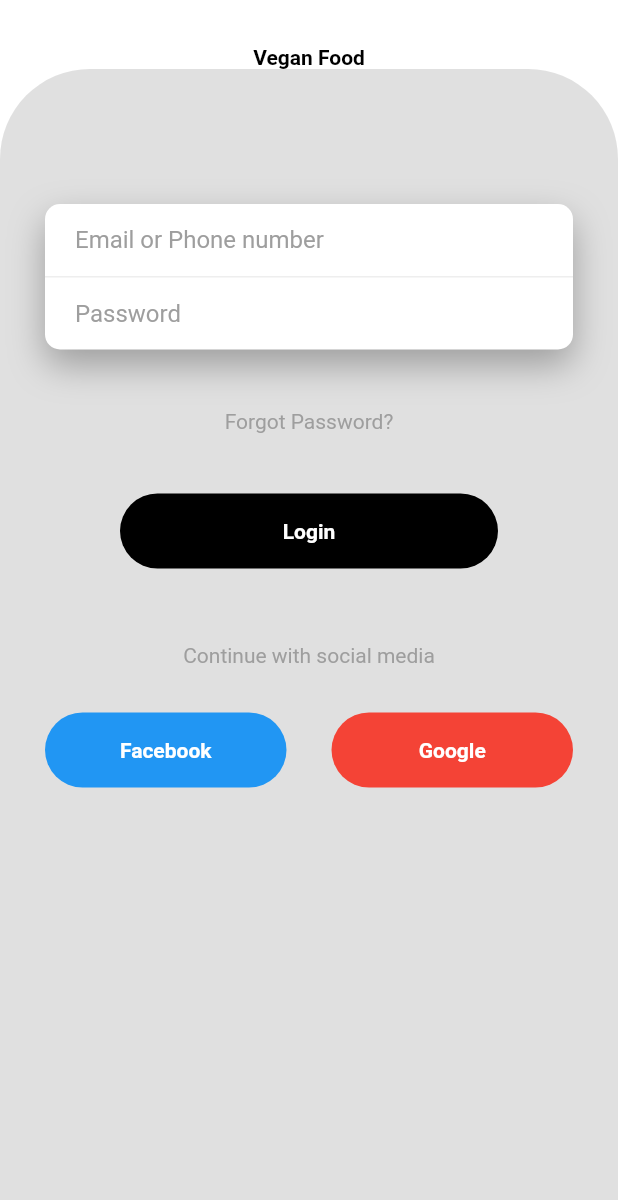
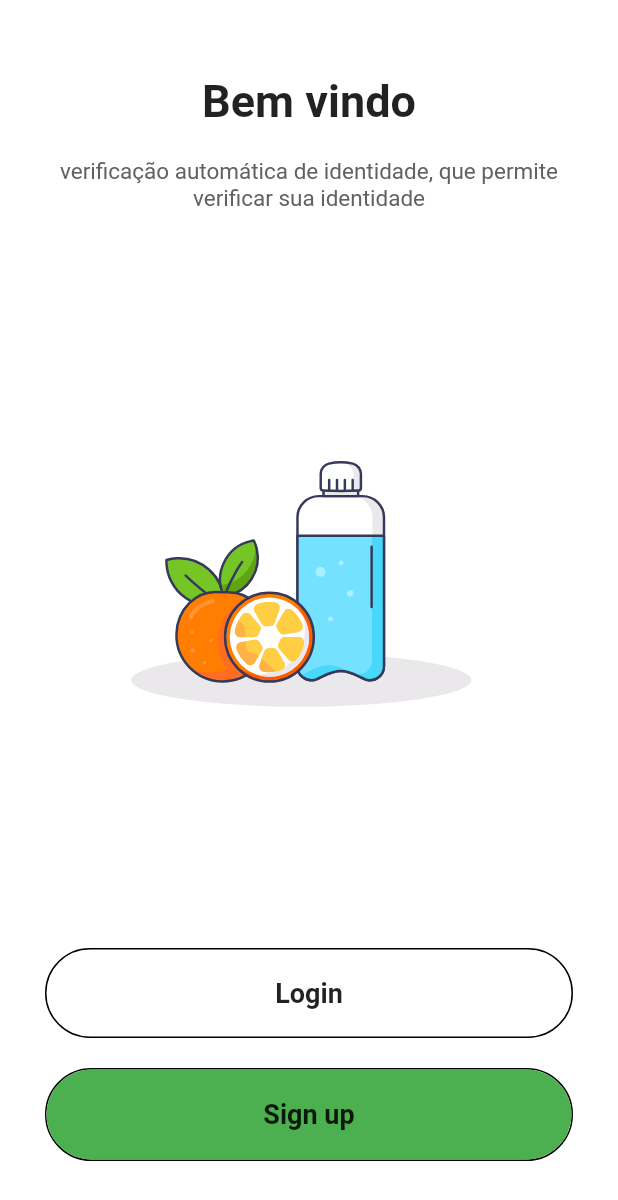
Before and after one commit to renankanu/vegan-food, a Flutter app: the screen it shows after launch, on a phone screen of 412 x 824 dp. Shown: the top 1200 px of the screen. Run offline on Flutter 3.47's test engine with Material 2 defaults, Android fonts, the phone set to English and light mode, and no system bars; our stand-ins replace flutter_svg.

Commit message:
Refactor Login Screen

```diff
--- a/lib/screens/login/login.dart
+++ b/lib/screens/login/login.dart
@@ -1,5 +1,6 @@
 import 'package:flutter/material.dart';
 import 'package:flutter/services.dart';
+import 'package:flutter_svg/svg.dart';
 
 class Login extends StatelessWidget {
   @override
@@ -8,137 +9,71 @@ class Login extends StatelessWidget {
         SystemUiOverlayStyle.dark.copyWith(statusBarColor: Colors.transparent));
     return Scaffold(
       backgroundColor: Colors.white,
-      body: Container(
+      body: SafeArea(
+        child: Container(
+          width: double.infinity,
+          height: MediaQuery.of(context).size.height,
+          padding: EdgeInsets.symmetric(horizontal: 30, vertical: 50),
           child: Column(
+            mainAxisAlignment: MainAxisAlignment.spaceBetween,
+            crossAxisAlignment: CrossAxisAlignment.center,
             children: <Widget>[
-          SizedBox(height: 30),
+              Column(
+                children: <Widget>[
                   Text(
-            "Vegan Food",
-            style: TextStyle(color: Colors.black, fontWeight: FontWeight.bold),
+                    "Bem vindo",
+                    style: TextStyle(fontWeight: FontWeight.bold, fontSize: 30),
                   ),
-          Expanded(
-            child: Container(
-              decoration: BoxDecoration(
-                  color: Colors.black12,
-                  borderRadius: BorderRadius.only(
-                      topLeft: Radius.circular(60),
-                      topRight: Radius.circular(60))),
-              child: SingleChildScrollView(
-                child: Padding(
-                  padding: EdgeInsets.all(30),
-                  child: Column(
-                    children: <Widget>[
                   SizedBox(
-                        height: 60,
+                    height: 20,
+                  ),
+                  Text(
+                    "verificação automática de identidade, que permite verificar sua identidade",
+                    textAlign: TextAlign.center,
+                    style: TextStyle(color: Colors.grey[700], fontSize: 15),
+                  ),
+                ],
               ),
               Container(
-                        decoration: BoxDecoration(
-                            color: Colors.white,
-                            borderRadius: BorderRadius.circular(10),
-                            boxShadow: [
-                              BoxShadow(
-                                  color: Color.fromRGBO(0, 0, 0, .3),
-                                  blurRadius: 20,
-                                  offset: Offset(0, 10))
-                            ]),
-                        child: Column(
+                height: MediaQuery.of(context).size.height / 3,
+                child: SvgPicture.asset('assets/healthy.svg'),
+              ),
+              Column(
                 children: <Widget>[
-                            Container(
-                              padding: EdgeInsets.only(left: 20),
-                              decoration: BoxDecoration(
-                                  border: Border(
-                                      bottom:
-                                          BorderSide(color: Colors.grey[200]))),
-                              child: TextField(
-                                keyboardType: TextInputType.emailAddress,
-                                decoration: InputDecoration(
-                                    hintText: "Email or Phone number",
-                                    hintStyle: TextStyle(color: Colors.grey),
-                                    border: InputBorder.none),
+                  MaterialButton(
+                    minWidth: double.infinity,
+                    height: 60,
+                    onPressed: () {},
+                    shape: RoundedRectangleBorder(
+                        side: BorderSide(color: Colors.black),
+                        borderRadius: BorderRadius.circular(50)),
+                    child: Text(
+                      "Login",
+                      style:
+                          TextStyle(fontWeight: FontWeight.w600, fontSize: 18),
                     ),
                   ),
+                  SizedBox(height: 20,),
                   Container(
-                              padding: EdgeInsets.only(left: 20),
-                              child: TextField(
-                                obscureText: true,
-                                decoration: InputDecoration(
-                                    hintText: "Password",
-                                    hintStyle: TextStyle(color: Colors.grey),
-                                    border: InputBorder.none),
-                              ),
-                            )
-                          ],
-                        ),
-                      ),
-                      SizedBox(height: 40),
-                      Text(
-                        "Forgot Password?",
-                        style: TextStyle(color: Colors.grey),
-                      ),
-                      SizedBox(height: 40),
-                      Container(
-                        height: 50,
-                        margin: EdgeInsets.symmetric(horizontal: 50),
-                        decoration: BoxDecoration(
-                            borderRadius: BorderRadius.circular(50),
-                            color: Colors.black),
-                        child: RawMaterialButton(
-                          child: Center(
+                    decoration: BoxDecoration(borderRadius: BorderRadius.circular(50),
+                    border: Border(
+                      bottom: BorderSide(color: Colors.black),
+                      top: BorderSide(color: Colors.black),
+                      left: BorderSide(color: Colors.black),
+                      right: BorderSide(color: Colors.black),
+                    )),
+                    child: MaterialButton(
+                      minWidth: double.infinity,
+                      height: 60,
+                      onPressed: () {},
+                      elevation: 0,
+                      color: Colors.green,
+                      shape: RoundedRectangleBorder(
+                          borderRadius: BorderRadius.circular(50)),
                       child: Text(
-                              "Login",
+                        "Sign up",
                         style: TextStyle(
-                                  color: Colors.white,
-                                  fontWeight: FontWeight.bold),
-                            ),
-                          ),
-                          onPressed: () {
-                            // Navigator.pushReplacement(
-                            //     context,
-                            //     MaterialPageRoute(
-                            //         builder: (context) => );
-                          },
-                        ),
-                      ),
-                      SizedBox(
-                        height: 50,
-                      ),
-                      Text(
-                        "Continue with social media",
-                        style: TextStyle(color: Colors.grey),
-                      ),
-                      SizedBox(height: 30),
-                      Row(
-                        children: <Widget>[
-                          Expanded(
-                            child: Container(
-                              height: 50,
-                              decoration: BoxDecoration(
-                                  borderRadius: BorderRadius.circular(50),
-                                  color: Colors.blue),
-                              child: Center(
-                                child: Text(
-                                  "Facebook",
-                                  style: TextStyle(
-                                      color: Colors.white,
-                                      fontWeight: FontWeight.bold),
-                                ),
-                              ),
-                            ),
-                          ),
-                          SizedBox(width: 30),
-                          Expanded(
-                            child: Container(
-                              height: 50,
-                              decoration: BoxDecoration(
-                                  borderRadius: BorderRadius.circular(50),
-                                  color: Colors.red),
-                              child: Center(
-                                child: Text(
-                                  "Google",
-                                  style: TextStyle(
-                                      color: Colors.white,
-                                      fontWeight: FontWeight.bold),
-                                ),
+                            fontWeight: FontWeight.w600, fontSize: 18),
                       ),
                     ),
                   )
@@ -148,10 +83,6 @@ class Login extends StatelessWidget {
           ),
         ),
       ),
-            ),
-          )
-        ],
-      )),
     );
   }
 }
```
Also changed, not shown: pubspec.yaml (+4 -3 lines), assets/healthy.png (added), assets/healthy.svg (added), pubspec.lock. Lines whose indentation alone changed are shown as unchanged.
